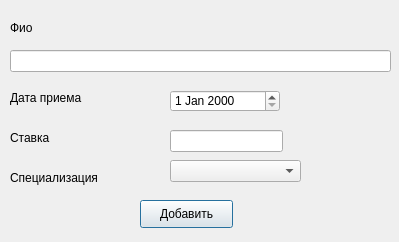
Qt form ui/add_employee.ui (Tr0ub1e/Izbushka) before a commit.
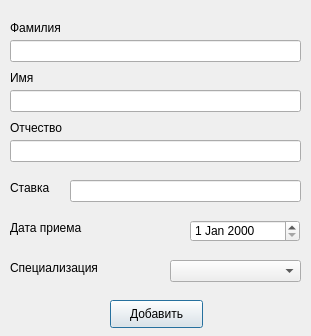
The same form after that commit.

Patch:
```diff
--- a/ui/add_employee.ui
+++ b/ui/add_employee.ui
@@ -6,8 +6,8 @@
    <rect>
     <x>0</x>
     <y>0</y>
-    <width>399</width>
-    <height>242</height>
+    <width>311</width>
+    <height>336</height>
    </rect>
   </property>
   <property name="windowTitle">
@@ -16,8 +16,8 @@
   <widget class="QPushButton" name="pushButton">
    <property name="geometry">
     <rect>
-     <x>140</x>
-     <y>200</y>
+     <x>110</x>
+     <y>300</y>
      <width>93</width>
      <height>28</height>
     </rect>
@@ -36,24 +36,14 @@
     </rect>
    </property>
    <property name="text">
-    <string>Фио</string>
-   </property>
-  </widget>
-  <widget class="QLineEdit" name="lineEdit">
-   <property name="geometry">
-    <rect>
-     <x>10</x>
-     <y>50</y>
-     <width>381</width>
-     <height>22</height>
-    </rect>
+    <string>Фамилия</string>
    </property>
   </widget>
   <widget class="QDateEdit" name="dateEdit">
    <property name="geometry">
     <rect>
-     <x>170</x>
-     <y>90</y>
+     <x>190</x>
+     <y>220</y>
      <width>110</width>
      <height>22</height>
     </rect>
@@ -63,7 +53,7 @@
    <property name="geometry">
     <rect>
      <x>10</x>
-     <y>90</y>
+     <y>220</y>
      <width>161</width>
      <height>16</height>
     </rect>
@@ -76,7 +66,7 @@
    <property name="geometry">
     <rect>
      <x>10</x>
-     <y>130</y>
+     <y>180</y>
      <width>55</width>
      <height>16</height>
     </rect>
@@ -88,18 +78,27 @@
   <widget class="QLineEdit" name="lineEdit_2">
    <property name="geometry">
     <rect>
-     <x>170</x>
-     <y>130</y>
-     <width>113</width>
+     <x>70</x>
+     <y>180</y>
+     <width>231</width>
      <height>22</height>
     </rect>
    </property>
+   <property name="inputMask">
+    <string/>
+   </property>
+   <property name="text">
+    <string/>
+   </property>
+   <property name="maxLength">
+    <number>32767</number>
+   </property>
   </widget>
   <widget class="QLabel" name="label_4">
    <property name="geometry">
     <rect>
      <x>10</x>
-     <y>170</y>
+     <y>260</y>
      <width>101</width>
      <height>16</height>
     </rect>
@@ -112,12 +111,68 @@
    <property name="geometry">
     <rect>
      <x>170</x>
-     <y>160</y>
+     <y>260</y>
      <width>131</width>
      <height>22</height>
     </rect>
    </property>
   </widget>
+  <widget class="QLineEdit" name="famEdit">
+   <property name="geometry">
+    <rect>
+     <x>10</x>
+     <y>40</y>
+     <width>291</width>
+     <height>22</height>
+    </rect>
+   </property>
+  </widget>
+  <widget class="QLabel" name="label_5">
+   <property name="geometry">
+    <rect>
+     <x>10</x>
+     <y>70</y>
+     <width>261</width>
+     <height>16</height>
+    </rect>
+   </property>
+   <property name="text">
+    <string>Имя</string>
+   </property>
+  </widget>
+  <widget class="QLineEdit" name="nameEdit">
+   <property name="geometry">
+    <rect>
+     <x>10</x>
+     <y>90</y>
+     <width>291</width>
+     <height>22</height>
+    </rect>
+   </property>
+  </widget>
+  <widget class="QLabel" name="label_6">
+   <property name="geometry">
+    <rect>
+     <x>10</x>
+     <y>120</y>
+     <width>261</width>
+     <height>16</height>
+    </rect>
+   </property>
+   <property name="text">
+    <string>Отчество</string>
+   </property>
+  </widget>
+  <widget class="QLineEdit" name="fathEdit">
+   <property name="geometry">
+    <rect>
+     <x>10</x>
+     <y>140</y>
+     <width>291</width>
+     <height>22</height>
+    </rect>
+   </property>
+  </widget>
  </widget>
  <resources/>
  <connections/>
```
Left out of the diff: 2 changed lines with no effect on the pictures.
